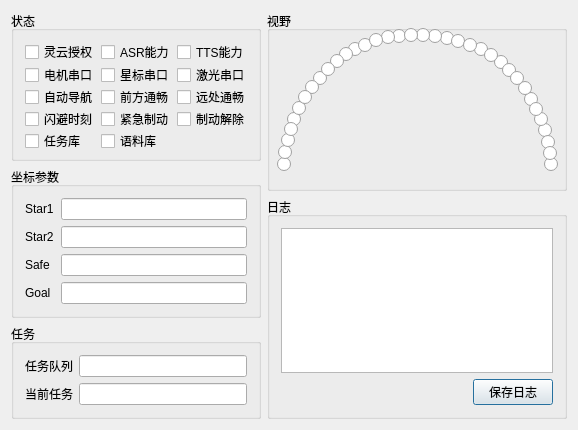
This is RobotQ/DashBoard.ui in MuseumRobot/RobotQ as Qt 5 draws it before an edit. The edited form follows.
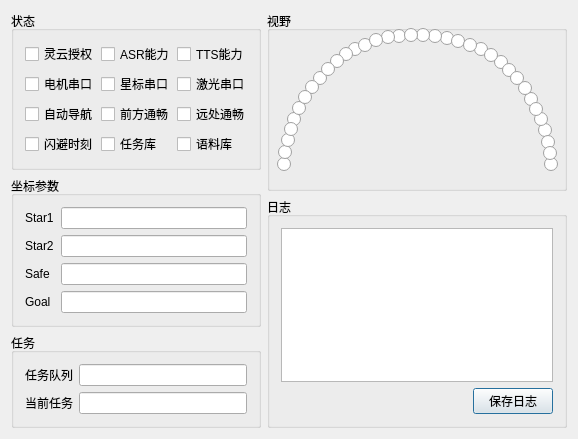
This is the edited form. Icons and pictures are not drawn.

What changed in the file:
```diff
--- a/RobotQ/DashBoard.ui
+++ b/RobotQ/DashBoard.ui
@@ -19,7 +19,7 @@
      <item>
       <widget class="QGroupBox" name="groupBox_4">
        <property name="sizePolicy">
-        <sizepolicy hsizetype="Fixed" vsizetype="Preferred">
+        <sizepolicy hsizetype="Fixed" vsizetype="Minimum">
          <horstretch>0</horstretch>
          <verstretch>0</verstretch>
         </sizepolicy>
@@ -27,15 +27,35 @@
        <property name="minimumSize">
         <size>
          <width>250</width>
-         <height>150</height>
+         <height>0</height>
         </size>
        </property>
        <property name="title">
         <string>状态</string>
        </property>
-       <layout class="QVBoxLayout" name="verticalLayout_6">
-        <item>
-         <layout class="QGridLayout" name="gridLayout_2">
+       <layout class="QGridLayout" name="gridLayout">
+        <item row="0" column="0">
+         <widget class="QCheckBox" name="ck_Auth">
+          <property name="sizePolicy">
+           <sizepolicy hsizetype="Minimum" vsizetype="Preferred">
+            <horstretch>0</horstretch>
+            <verstretch>0</verstretch>
+           </sizepolicy>
+          </property>
+          <property name="minimumSize">
+           <size>
+            <width>0</width>
+            <height>20</height>
+           </size>
+          </property>
+          <property name="text">
+           <string>灵云授权</string>
+          </property>
+          <property name="checkable">
+           <bool>true</bool>
+          </property>
+         </widget>
+        </item>
           <item row="0" column="1">
            <widget class="QCheckBox" name="ck_ASR">
             <property name="sizePolicy">
@@ -58,72 +78,6 @@
             </property>
            </widget>
           </item>
-          <item row="1" column="2">
-           <widget class="QCheckBox" name="ck_URG">
-            <property name="sizePolicy">
-             <sizepolicy hsizetype="Minimum" vsizetype="Preferred">
-              <horstretch>0</horstretch>
-              <verstretch>0</verstretch>
-             </sizepolicy>
-            </property>
-            <property name="minimumSize">
-             <size>
-              <width>0</width>
-              <height>20</height>
-             </size>
-            </property>
-            <property name="text">
-             <string>激光串口</string>
-            </property>
-            <property name="checkable">
-             <bool>true</bool>
-            </property>
-           </widget>
-          </item>
-          <item row="1" column="1">
-           <widget class="QCheckBox" name="ck_Star">
-            <property name="sizePolicy">
-             <sizepolicy hsizetype="Minimum" vsizetype="Preferred">
-              <horstretch>0</horstretch>
-              <verstretch>0</verstretch>
-             </sizepolicy>
-            </property>
-            <property name="minimumSize">
-             <size>
-              <width>0</width>
-              <height>20</height>
-             </size>
-            </property>
-            <property name="text">
-             <string>星标串口</string>
-            </property>
-            <property name="checkable">
-             <bool>true</bool>
-            </property>
-           </widget>
-          </item>
-          <item row="1" column="0">
-           <widget class="QCheckBox" name="ck_Motor">
-            <property name="sizePolicy">
-             <sizepolicy hsizetype="Minimum" vsizetype="Preferred">
-              <horstretch>0</horstretch>
-              <verstretch>0</verstretch>
-             </sizepolicy>
-            </property>
-            <property name="minimumSize">
-             <size>
-              <width>0</width>
-              <height>20</height>
-             </size>
-            </property>
-            <property name="text">
-             <string>电机串口</string>
-            </property>
-            <property name="checkable">
-             <bool>true</bool>
-            </property>
-           </widget>
-          </item>
           <item row="0" column="2">
            <widget class="QCheckBox" name="ck_TTS">
             <property name="sizePolicy">
@@ -149,8 +103,8 @@
             </property>
            </widget>
           </item>
-          <item row="0" column="0">
-           <widget class="QCheckBox" name="ck_Auth">
+        <item row="1" column="0">
+         <widget class="QCheckBox" name="ck_Motor">
             <property name="sizePolicy">
              <sizepolicy hsizetype="Minimum" vsizetype="Preferred">
               <horstretch>0</horstretch>
@@ -164,7 +118,51 @@
              </size>
             </property>
             <property name="text">
-             <string>灵云授权</string>
+           <string>电机串口</string>
+          </property>
+          <property name="checkable">
+           <bool>true</bool>
+          </property>
+         </widget>
+        </item>
+        <item row="1" column="1">
+         <widget class="QCheckBox" name="ck_Star">
+          <property name="sizePolicy">
+           <sizepolicy hsizetype="Minimum" vsizetype="Preferred">
+            <horstretch>0</horstretch>
+            <verstretch>0</verstretch>
+           </sizepolicy>
+          </property>
+          <property name="minimumSize">
+           <size>
+            <width>0</width>
+            <height>20</height>
+           </size>
+          </property>
+          <property name="text">
+           <string>星标串口</string>
+          </property>
+          <property name="checkable">
+           <bool>true</bool>
+          </property>
+         </widget>
+        </item>
+        <item row="1" column="2">
+         <widget class="QCheckBox" name="ck_URG">
+          <property name="sizePolicy">
+           <sizepolicy hsizetype="Minimum" vsizetype="Preferred">
+            <horstretch>0</horstretch>
+            <verstretch>0</verstretch>
+           </sizepolicy>
+          </property>
+          <property name="minimumSize">
+           <size>
+            <width>0</width>
+            <height>20</height>
+           </size>
+          </property>
+          <property name="text">
+           <string>激光串口</string>
             </property>
             <property name="checkable">
              <bool>true</bool>
@@ -215,7 +213,51 @@
             </property>
            </widget>
           </item>
-          <item row="4" column="0">
+        <item row="2" column="2">
+         <widget class="QCheckBox" name="ck_isFarClear">
+          <property name="sizePolicy">
+           <sizepolicy hsizetype="Minimum" vsizetype="Preferred">
+            <horstretch>0</horstretch>
+            <verstretch>0</verstretch>
+           </sizepolicy>
+          </property>
+          <property name="minimumSize">
+           <size>
+            <width>0</width>
+            <height>20</height>
+           </size>
+          </property>
+          <property name="text">
+           <string>远处通畅</string>
+          </property>
+          <property name="checkable">
+           <bool>true</bool>
+          </property>
+         </widget>
+        </item>
+        <item row="3" column="0">
+         <widget class="QCheckBox" name="ck_isDodgetime">
+          <property name="sizePolicy">
+           <sizepolicy hsizetype="Minimum" vsizetype="Preferred">
+            <horstretch>0</horstretch>
+            <verstretch>0</verstretch>
+           </sizepolicy>
+          </property>
+          <property name="minimumSize">
+           <size>
+            <width>0</width>
+            <height>20</height>
+           </size>
+          </property>
+          <property name="text">
+           <string>闪避时刻</string>
+          </property>
+          <property name="checkable">
+           <bool>true</bool>
+          </property>
+         </widget>
+        </item>
+        <item row="3" column="1">
            <widget class="QCheckBox" name="ck_isTaskDataReady">
             <property name="sizePolicy">
              <sizepolicy hsizetype="Minimum" vsizetype="Preferred">
@@ -237,7 +279,7 @@
             </property>
            </widget>
           </item>
-          <item row="4" column="1">
+        <item row="3" column="2">
            <widget class="QCheckBox" name="ck_isSpeakDataReady">
             <property name="sizePolicy">
              <sizepolicy hsizetype="Minimum" vsizetype="Preferred">
@@ -258,96 +300,6 @@
              <bool>true</bool>
             </property>
            </widget>
-          </item>
-          <item row="3" column="2">
-           <widget class="QCheckBox" name="ck_isBlockEmergency">
-            <property name="sizePolicy">
-             <sizepolicy hsizetype="Minimum" vsizetype="Preferred">
-              <horstretch>0</horstretch>
-              <verstretch>0</verstretch>
-             </sizepolicy>
-            </property>
-            <property name="minimumSize">
-             <size>
-              <width>0</width>
-              <height>20</height>
-             </size>
-            </property>
-            <property name="text">
-             <string>制动解除</string>
-            </property>
-            <property name="checkable">
-             <bool>true</bool>
-            </property>
-           </widget>
-          </item>
-          <item row="3" column="1">
-           <widget class="QCheckBox" name="ck_isEmergency">
-            <property name="sizePolicy">
-             <sizepolicy hsizetype="Minimum" vsizetype="Preferred">
-              <horstretch>0</horstretch>
-              <verstretch>0</verstretch>
-             </sizepolicy>
-            </property>
-            <property name="minimumSize">
-             <size>
-              <width>0</width>
-              <height>20</height>
-             </size>
-            </property>
-            <property name="text">
-             <string>紧急制动</string>
-            </property>
-            <property name="checkable">
-             <bool>true</bool>
-            </property>
-           </widget>
-          </item>
-          <item row="3" column="0">
-           <widget class="QCheckBox" name="ck_isDodgetime">
-            <property name="sizePolicy">
-             <sizepolicy hsizetype="Minimum" vsizetype="Preferred">
-              <horstretch>0</horstretch>
-              <verstretch>0</verstretch>
-             </sizepolicy>
-            </property>
-            <property name="minimumSize">
-             <size>
-              <width>0</width>
-              <height>20</height>
-             </size>
-            </property>
-            <property name="text">
-             <string>闪避时刻</string>
-            </property>
-            <property name="checkable">
-             <bool>true</bool>
-            </property>
-           </widget>
-          </item>
-          <item row="2" column="2">
-           <widget class="QCheckBox" name="ck_isFarClear">
-            <property name="sizePolicy">
-             <sizepolicy hsizetype="Minimum" vsizetype="Preferred">
-              <horstretch>0</horstretch>
-              <verstretch>0</verstretch>
-             </sizepolicy>
-            </property>
-            <property name="minimumSize">
-             <size>
-              <width>0</width>
-              <height>20</height>
-             </size>
-            </property>
-            <property name="text">
-             <string>远处通畅</string>
-            </property>
-            <property name="checkable">
-             <bool>true</bool>
-            </property>
-           </widget>
-          </item>
-         </layout>
         </item>
        </layout>
       </widget>
```
Left out of the diff: 2 changed lines with no effect on the pictures. Lines whose indentation alone changed are shown as unchanged.
